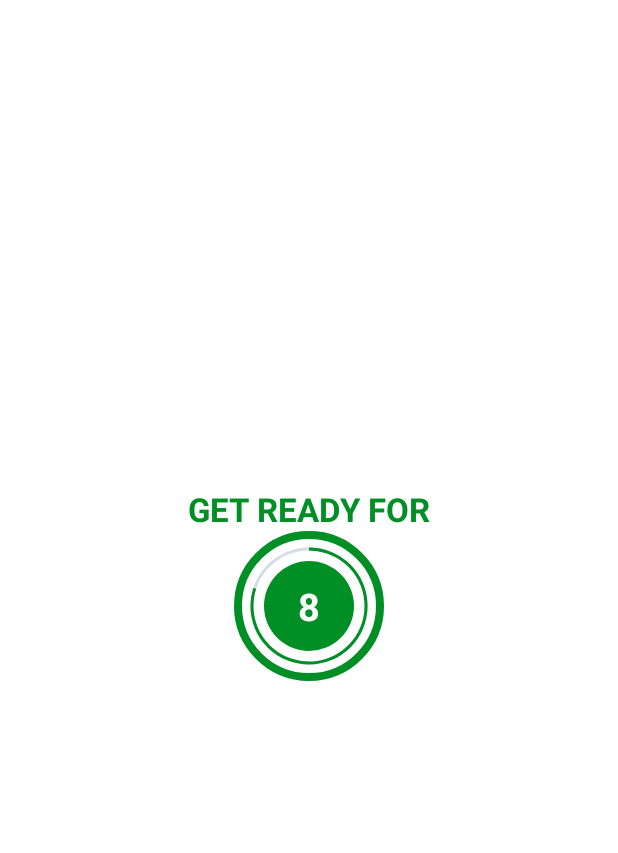
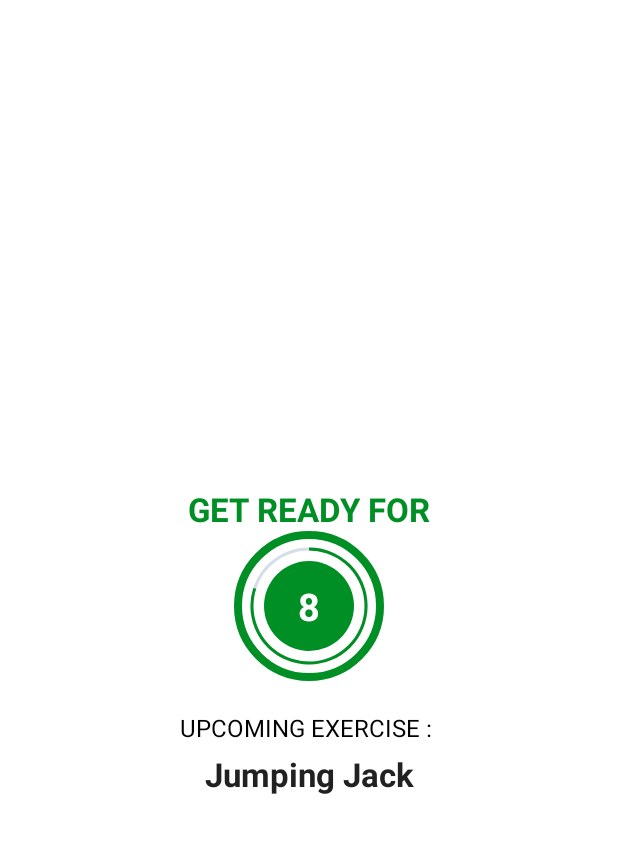
Before and after one commit to rajendrakumar72/Workout_Monitoring_App, an Android app: the ExerciseActivity screen opened directly, with no data from a screen before it, on a phone screen of 412 x 824 dp, the part 62-915 px from its top. Run offline under Robolectric (Android 15) with nearby library versions, the phone set to English and light mode, and no system bars.

Commit message:
sound and recyclerview added

```diff
--- a/app/src/main/AndroidManifest.xml
+++ b/app/src/main/AndroidManifest.xml
@@ -1,6 +1,12 @@
 <?xml version="1.0" encoding="utf-8"?>
 <manifest xmlns:android="http://schemas.android.com/apk/res/android"
     package="com.mrkumar.workoutapp">
+
+    <queries>
+        <intent>
+            <action android:name="android.intent.action.TTS_SERVICE"/>
+        </intent>
+    </queries>
 
     <application
         android:allowBackup="true"
--- a/app/src/main/java/com/mrkumar/workoutapp/ExerciseActivity.kt
+++ b/app/src/main/java/com/mrkumar/workoutapp/ExerciseActivity.kt
@@ -1,13 +1,19 @@
 package com.mrkumar.workoutapp
 
+import android.media.MediaPlayer
+import android.net.Uri
 import androidx.appcompat.app.AppCompatActivity
 import android.os.Bundle
 import android.os.CountDownTimer
+import android.speech.tts.TextToSpeech
+import android.util.Log
 import android.view.View
 import android.widget.Toast
 import com.mrkumar.workoutapp.databinding.ActivityExerciseBinding
+import java.util.*
+import kotlin.collections.ArrayList
 
-class ExerciseActivity : AppCompatActivity() {
+class ExerciseActivity : AppCompatActivity(), TextToSpeech.OnInitListener {
     var binding:ActivityExerciseBinding?=null
 
     private var resetTimer:CountDownTimer?=null
@@ -19,6 +25,10 @@ class ExerciseActivity : AppCompatActivity() {
     private var exerciseList:ArrayList<ExerciseModel>?=null
     private var currentExercisePosition = -1
 
+    private var tts:TextToSpeech?=null
+
+    private var player:MediaPlayer?=null
+
     override fun onCreate(savedInstanceState: Bundle?) {
         super.onCreate(savedInstanceState)
         binding=ActivityExerciseBinding.inflate(layoutInflater)
@@ -26,6 +36,7 @@ class ExerciseActivity : AppCompatActivity() {
         setContentView(view)
 
         setSupportActionBar(binding!!.toolbarExercise)
+        tts= TextToSpeech(this,this)
 
         if (supportActionBar != null){
             supportActionBar?.setDisplayHomeAsUpEnabled(true)
@@ -38,31 +49,47 @@ class ExerciseActivity : AppCompatActivity() {
     }
 
     private fun setupRestView(){
+        try{
+            val soundUri=Uri.parse("android.resource://com.mrkumar.workoutapp"+R.raw.press_start)
+
+            player=MediaPlayer.create(applicationContext,soundUri)
+            player?.isLooping=false
+            player?.start()
+
+        }catch (e:Exception){
+            e.printStackTrace()
+        }
         binding?.flRestView?.visibility=View.VISIBLE
         binding?.tvTitle?.visibility=View.VISIBLE
         binding?.flExerciseView?.visibility=View.INVISIBLE
         binding?.tvExerciseName?.visibility=View.INVISIBLE
         binding?.ivImage?.visibility=View.INVISIBLE
+        binding?.upcomingLabel?.visibility = View.VISIBLE
+        binding?.tvUpcomingExerciseName?.visibility = View.VISIBLE
 
         if (resetTimer!=null){
             resetTimer?.cancel()
             restProgress=0
         }
+        binding?.tvUpcomingExerciseName?.text = exerciseList!![currentExercisePosition + 1].getName()
         setRestProgressBar()
     }
 
     private fun setupExerciseView(){
         binding?.flRestView?.visibility=View.INVISIBLE
         binding?.tvTitle?.visibility=View.INVISIBLE
+        binding?.tvUpcomingExerciseName?.visibility = View.INVISIBLE
+        binding?.upcomingLabel?.visibility = View.INVISIBLE
         binding?.flExerciseView?.visibility=View.VISIBLE
         binding?.tvExerciseName?.visibility=View.VISIBLE
         binding?.ivImage?.visibility=View.VISIBLE
+
 
         if (exerciseTimer!=null){
             exerciseTimer?.cancel()
             exerciseProgress=0
         }
-
+        speakOut(exerciseList!![currentExercisePosition].getName())
         binding?.ivImage?.setImageResource(exerciseList!![currentExercisePosition].getImage())
         binding?.tvExerciseName?.text =exerciseList!![currentExercisePosition].getName()
         setExerciseProgressBar()
@@ -123,7 +150,32 @@ class ExerciseActivity : AppCompatActivity() {
             exerciseTimer?.cancel()
             exerciseProgress=0
         }
+
+        if (tts!=null){
+            tts!!.stop()
+            tts!!.shutdown()
+        }
+
+        if (player!=null){
+            player!!.stop()
+        }
         binding=null
     }
 
+    override fun onInit(status: Int) {
+        if (status==TextToSpeech.SUCCESS){
+            val result=tts?.setLanguage(Locale.US)
+
+            if (result==TextToSpeech.LANG_MISSING_DATA||result==TextToSpeech.LANG_NOT_SUPPORTED){
+                Log.e("tts", "The Language Specified is Not Supported: ")
+            }
+        }else{
+            Log.e("tts", "Initialization Failed: ")
+        }
+    }
+
+    private fun speakOut(text:String){
+        tts!!.speak(text,TextToSpeech.QUEUE_FLUSH,null,"")
+    }
+
 }
--- /dev/null
+++ b/app/src/main/res/drawable/item_circular_color_gray_background.xml
@@ -0,0 +1,5 @@
+<?xml version="1.0" encoding="utf-8"?>
+<shape xmlns:android="http://schemas.android.com/apk/res/android" android:shape="oval">
+
+    <solid android:color="#C4C4C4" />
+</shape>
--- a/app/src/main/res/layout/activity_exercise.xml
+++ b/app/src/main/res/layout/activity_exercise.xml
@@ -37,10 +37,12 @@
         android:layout_height="100dp"
         android:layout_marginTop="10dp"
         android:background="@drawable/item_circular_color_accent_border"
+        android:visibility="visible"
         app:layout_constraintBottom_toBottomOf="parent"
         app:layout_constraintEnd_toEndOf="parent"
         app:layout_constraintStart_toStartOf="parent"
-        app:layout_constraintTop_toBottomOf="@id/toolbarExercise">
+        app:layout_constraintTop_toBottomOf="@id/toolbarExercise"
+        tools:visibility="visible">
 
         <ProgressBar
             android:id="@+id/progressBar"
@@ -72,6 +74,31 @@
                 tools:text="10" />
         </LinearLayout>
     </FrameLayout>
+    <TextView
+        app:layout_constraintTop_toBottomOf="@id/flRestView"
+        android:id="@+id/upcomingLabel"
+        android:layout_width="wrap_content"
+        android:layout_height="wrap_content"
+        app:layout_constraintStart_toStartOf="parent"
+        app:layout_constraintEnd_toEndOf="parent"
+        android:layout_marginTop="20dp"
+        android:textColor="@color/black"
+        app:layout_constraintBottom_toTopOf="@id/tvUpcomingExerciseName"
+        android:text="UPCOMING EXERCISE : "
+        android:textSize="16sp" />
+
+    <TextView
+        app:layout_constraintTop_toBottomOf="@id/upcomingLabel"
+        android:id="@+id/tvUpcomingExerciseName"
+        android:layout_width="wrap_content"
+        android:layout_height="wrap_content"
+        app:layout_constraintStart_toStartOf="parent"
+        app:layout_constraintEnd_toEndOf="parent"
+        android:layout_marginTop="5dp"
+        android:textColor="#212121"
+        android:textSize="22sp"
+        android:textStyle="bold"
+        tools:text="Exercise Name" />
 
     <ImageView
         android:id="@+id/ivImage"
@@ -100,13 +127,12 @@
         android:layout_width="100dp"
         android:layout_height="100dp"
         android:layout_marginTop="10dp"
-        tools:visibility="visible"
+        android:background="@drawable/item_circular_color_accent_border"
         android:visibility="gone"
-        android:background="@drawable/item_circular_color_accent_border"
-        app:layout_constraintBottom_toBottomOf="parent"
         app:layout_constraintEnd_toEndOf="parent"
         app:layout_constraintStart_toStartOf="parent"
-        app:layout_constraintTop_toBottomOf="@id/tvExerciseName">
+        app:layout_constraintTop_toBottomOf="@id/tvExerciseName"
+        tools:visibility="gone">
 
         <ProgressBar
             android:id="@+id/progressBarExercise"
@@ -139,4 +165,13 @@
         </LinearLayout>
     </FrameLayout>
 
+
+    <androidx.recyclerview.widget.RecyclerView
+        android:id="@+id/rvExerciseStatus"
+        android:layout_width="match_parent"
+        android:layout_height="wrap_content"
+        app:layout_constraintTop_toBottomOf="@id/flExerciseView"
+        app:layout_constraintBottom_toBottomOf="parent"
+        android:layout_margin="5dp" />
+
 </androidx.constraintlayout.widget.ConstraintLayout>
--- a/app/src/main/res/values-night/themes.xml
+++ b/app/src/main/res/values-night/themes.xml
@@ -1,6 +1,6 @@
 <resources xmlns:tools="http://schemas.android.com/tools">
     <!-- Base application theme. -->
-    <style name="Theme.WorkoutApp" parent="Theme.MaterialComponents.DayNight.DarkActionBar">
+    <style name="Theme.WorkoutApp" parent="Theme.MaterialComponents.DayNight.NoActionBar">
         <!-- Primary brand color. -->
         <item name="colorPrimary">@color/purple_200</item>
         <item name="colorPrimaryVariant">@color/purple_700</item>
```
Also changed, not shown: app/src/main/res/layout/item_exercise_status.xml (added, +14 -0 lines), 1 other file.
